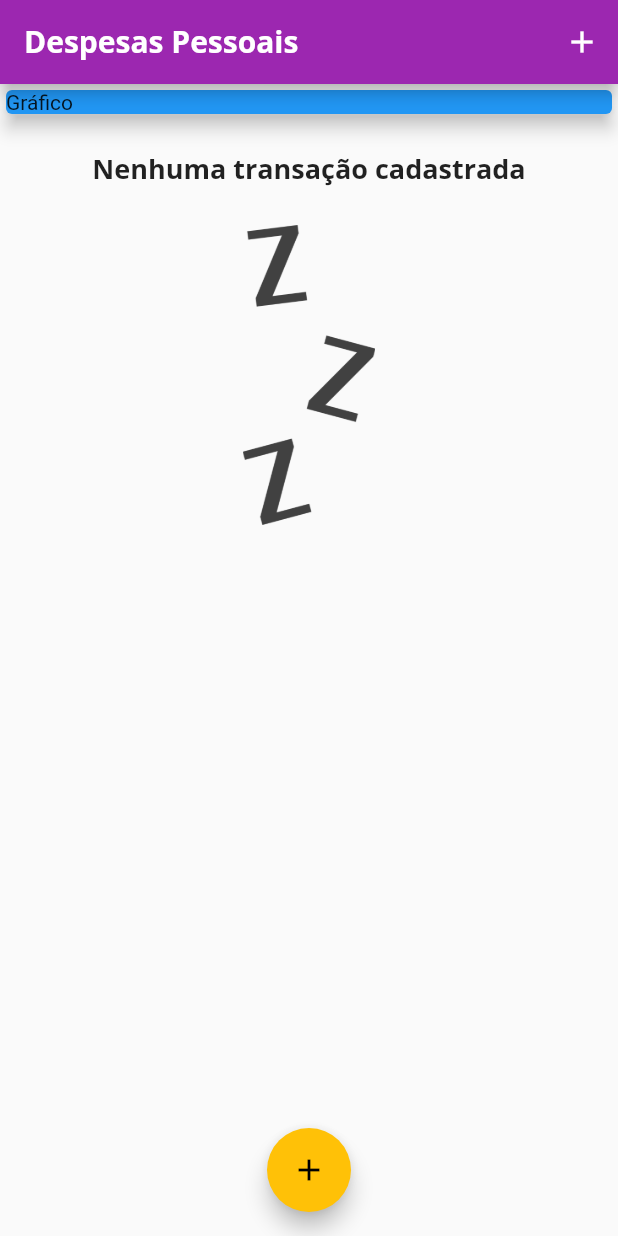
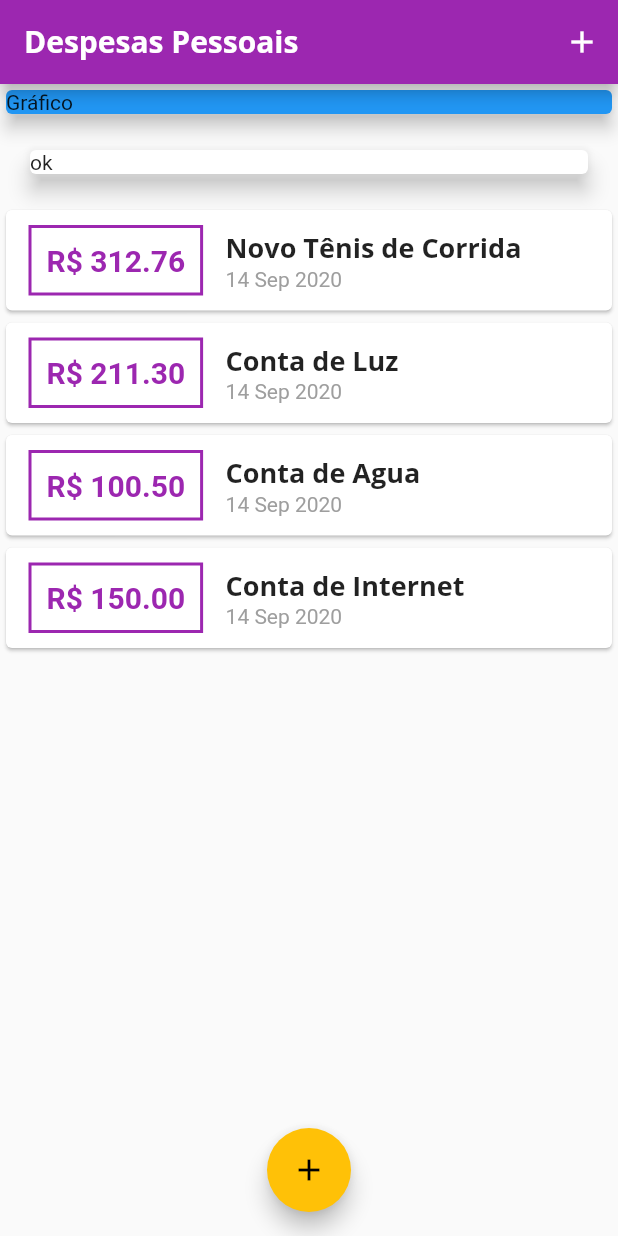
Before and after one commit to robertov8/expenses, a Flutter app: the screen it shows after launch, on a phone screen of 412 x 824 dp. Run offline on Flutter 3.47's test engine with Material 2 defaults, Android fonts, the phone set to English and light mode, and no system bars.

Commit message:
38. Chart Widget #01

```diff
--- /dev/null
+++ b/lib/components/chart.dart
@@ -0,0 +1,54 @@
+import 'package:expenses/models/transaction.dart';
+import 'package:flutter/material.dart';
+import 'package:intl/intl.dart';
+
+class Chart extends StatelessWidget {
+  final List<Transaction> recentTransactions;
+
+  Chart(this.recentTransactions);
+
+  List<Map<String, Object>> get groupedTransactions {
+    return List.generate(7, (index) {
+      final weekDay = DateTime.now().subtract(Duration(days: index));
+
+      double totalSum = 0.0;
+
+      for (var i = 0; i < recentTransactions.length; i++) {
+        bool sameDay = recentTransactions[i].date.day == weekDay.day;
+        bool sameMonth = recentTransactions[i].date.month == weekDay.month;
+        bool sameYear = recentTransactions[i].date.year == weekDay.year;
+
+        if (sameDay && sameMonth && sameYear) {
+          totalSum += recentTransactions[i].value;
+        }
+      }
+
+      print(DateFormat.E().format(weekDay)[0]);
+      print(weekDay);
+      print(totalSum);
+
+      return {
+        'day': DateFormat.E().format(weekDay)[0],
+        'value': totalSum,
+      };
+    });
+  }
+
+  @override
+  Widget build(BuildContext context) {
+
+    var grouped = this.groupedTransactions;
+
+    print(grouped);
+
+    return Card(
+      elevation: 6,
+      margin: EdgeInsets.all(20),
+      child: Row(
+        children: [
+          Text('ok')
+        ],
+      ),
+    );
+  }
+}
--- a/lib/main.dart
+++ b/lib/main.dart
@@ -1,5 +1,6 @@
 import 'dart:math';
 
+import 'package:expenses/components/chart.dart';
 import 'package:expenses/components/transaction_form.dart';
 import 'package:expenses/components/transaction_list.dart';
 import 'package:expenses/models/transaction.dart';
@@ -44,30 +45,30 @@ class MyHomePage extends StatefulWidget {
 
 class _MyHomePageState extends State<MyHomePage> {
   final List<Transaction> _transactions = [
-    // Transaction(
-    //   id: 't1',
-    //   title: 'Novo Tênis de Corrida',
-    //   value: 312.76,
-    //   date: DateTime.now(),
-    // ),
-    // Transaction(
-    //   id: 't2',
-    //   title: 'Conta de Luz',
-    //   value: 211.30,
-    //   date: DateTime.now(),
-    // ),
-    // Transaction(
-    //   id: 't3',
-    //   title: 'Conta de Agua',
-    //   value: 100.50,
-    //   date: DateTime.now(),
-    // ),
-    // Transaction(
-    //   id: 't3',
-    //   title: 'Conta de Internet',
-    //   value: 150.00,
-    //   date: DateTime.now(),
-    // ),
+    Transaction(
+      id: 't1',
+      title: 'Novo Tênis de Corrida',
+      value: 312.76,
+      date: DateTime.now(),
+    ),
+    Transaction(
+      id: 't2',
+      title: 'Conta de Luz',
+      value: 211.30,
+      date: DateTime.now(),
+    ),
+    Transaction(
+      id: 't3',
+      title: 'Conta de Agua',
+      value: 100.50,
+      date: DateTime.now(),
+    ),
+    Transaction(
+      id: 't3',
+      title: 'Conta de Internet',
+      value: 150.00,
+      date: DateTime.now(),
+    ),
   ];
 
   _addTransaction(String title, double value) {
@@ -117,6 +118,7 @@ class _MyHomePageState extends State<MyHomePage> {
                 elevation: 5,
               ),
             ),
+            Chart(_transactions),
             TransactionList(_transactions)
           ],
         ),
```
